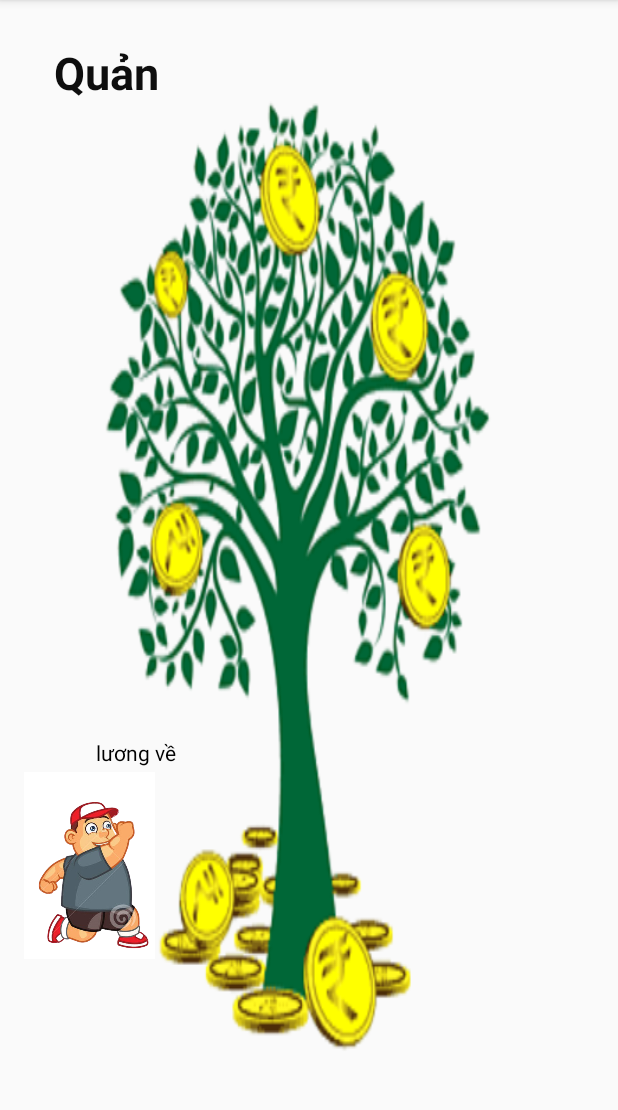
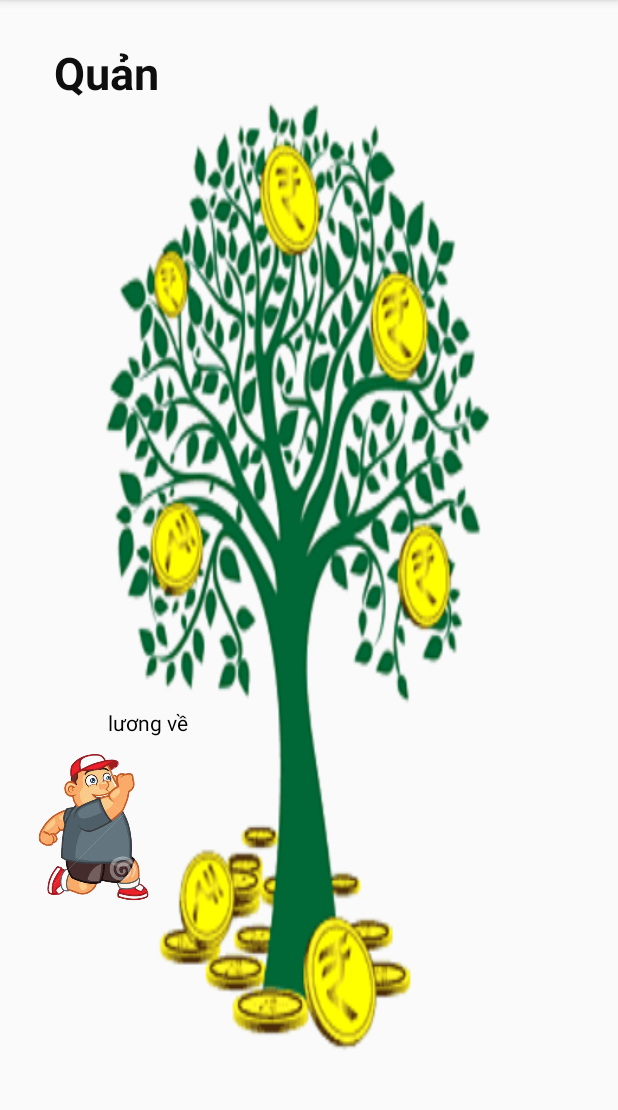
Before and after one commit to Lap-trinh-di-dong-2/QuanLyLuong, an Android app: the screen it shows after launch (GioiThieu), on a phone screen of 412 x 824 dp, the part 84-1194 px from its top. Run offline under Robolectric (Android 15) with nearby library versions, the phone set to English and light mode, and no system bars.

Commit message:
Update project 25/07/2020 1.0.6

```diff
--- a/app/src/main/res/drawable/rungning.xml
+++ b/app/src/main/res/drawable/rungning.xml
@@ -1,9 +1,9 @@
 <?xml version="1.0" encoding="utf-8"?>
 <animation-list xmlns:android="http://schemas.android.com/apk/res/android">
-    <item android:drawable="@drawable/map1" android:duration="200"/>
-    <item android:drawable="@drawable/map2" android:duration="200"/>
-    <item android:drawable="@drawable/map3" android:duration="200"/>
-    <item android:drawable="@drawable/map4" android:duration="200"/>
-    <item android:drawable="@drawable/map5" android:duration="200"/>
-    <item android:drawable="@drawable/map6" android:duration="200"/>
+    <item android:drawable="@drawable/chay1" android:duration="200"/>
+    <item android:drawable="@drawable/chay2" android:duration="200"/>
+    <item android:drawable="@drawable/chay3" android:duration="200"/>
+    <item android:drawable="@drawable/chay4" android:duration="200"/>
+    <item android:drawable="@drawable/chay5" android:duration="200"/>
+    <item android:drawable="@drawable/chay6" android:duration="200"/>
 </animation-list>
--- a/app/src/main/res/layout/gioithieu.xml
+++ b/app/src/main/res/layout/gioithieu.xml
@@ -110,19 +110,19 @@
         android:layout_height="170dp"
         android:layout_marginStart="16dp"
         android:layout_marginLeft="16dp"
-        android:layout_marginTop="176dp"
+        android:layout_marginTop="144dp"
         app:layout_constraintStart_toStartOf="parent"
         app:layout_constraintTop_toBottomOf="@+id/imgTien3"
         app:srcCompat="@drawable/rungning"></ImageView>
 
     <TextView
+        android:id="@+id/tvLuongVe"
         android:layout_width="wrap_content"
         android:layout_height="wrap_content"
-        android:layout_marginStart="64dp"
-        android:layout_marginLeft="64dp"
-        android:layout_marginTop="176dp"
+        android:layout_marginStart="72dp"
+        android:layout_marginLeft="72dp"
+        android:layout_marginTop="156dp"
         android:text="lương về"
-        android:id="@+id/tvLuongVe"
         android:textColor="#000"
         app:layout_constraintStart_toStartOf="parent"
         app:layout_constraintTop_toBottomOf="@+id/imgTien3"></TextView>
```
Also changed, not shown: app/src/main/res/drawable/chay1.png (added), app/src/main/res/drawable/chay2.png (added), app/src/main/res/drawable/chay3.png (added), app/src/main/res/drawable/chay4.png (added), app/src/main/res/drawable/chay5.png (added), app/src/main/res/drawable/chay6.png (added), app/src/main/res/drawable/map1.png (deleted), app/src/main/res/drawable/map2.png (deleted), app/src/main/res/drawable/map3.png (deleted), app/src/main/res/drawable/map4.png (deleted), app/src/main/res/drawable/map5.png (deleted), app/src/main/res/drawable/map6.png (deleted).
